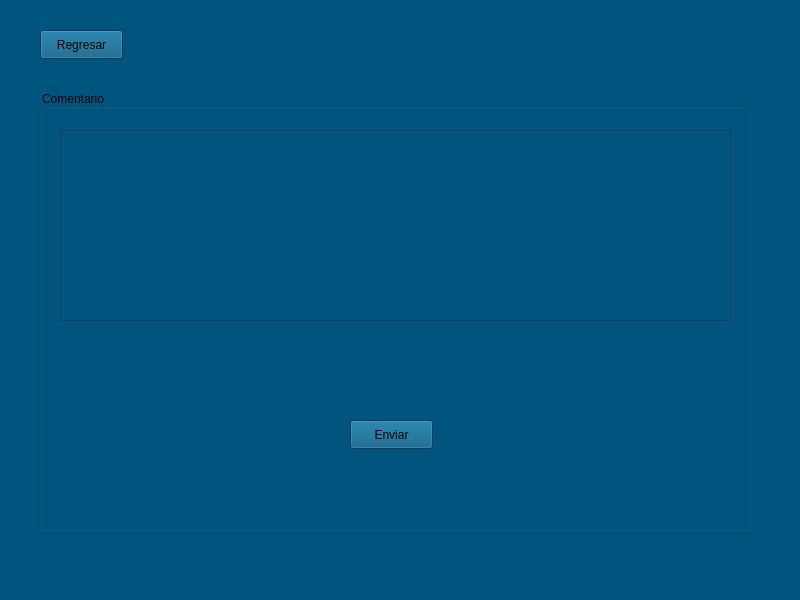
Before: the Qt Designer form Fase 2/GUI/mainwindow.ui in TeFxiu/-EDD-Proyecto_202206963, drawn with Qt 5.
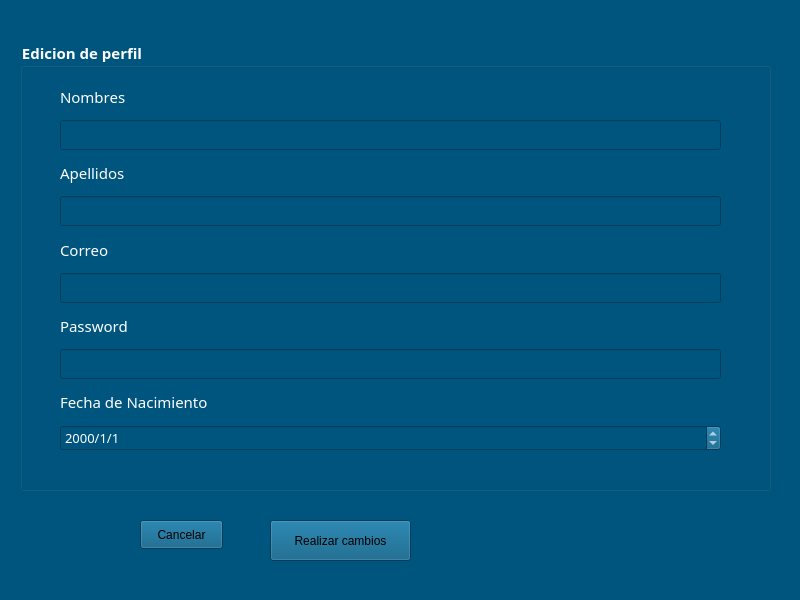
After: the same form once the commit is applied. The open tabs and pages were chosen to show the change. Icons and pictures are not drawn.

The edit to the form file:
```diff
--- a/Fase 2/GUI/mainwindow.ui
+++ b/Fase 2/GUI/mainwindow.ui
@@ -235,7 +235,7 @@
        </font>
       </property>
       <property name="currentIndex">
-       <number>1</number>
+       <number>2</number>
       </property>
       <widget class="QWidget" name="buscarAdmin">
        <attribute name="title">
@@ -797,10 +797,41 @@
         </layout>
        </widget>
       </widget>
+      <widget class="QWidget" name="tab_3">
+       <attribute name="title">
+        <string>Reportes</string>
+       </attribute>
+       <widget class="QPushButton" name="pushButton_8">
+        <property name="geometry">
+         <rect>
+          <x>340</x>
+          <y>250</y>
+          <width>83</width>
+          <height>29</height>
+         </rect>
+        </property>
+        <property name="text">
+         <string>Grafo</string>
+        </property>
+       </widget>
+       <widget class="QPushButton" name="pushButton_9">
+        <property name="geometry">
+         <rect>
+          <x>340</x>
+          <y>210</y>
+          <width>83</width>
+          <height>29</height>
+         </rect>
+        </property>
+        <property name="text">
+         <string>Adyacencia</string>
+        </property>
+       </widget>
+      </widget>
      </widget>
     </widget>
-    <widget class="QWidget" name="page_3">
-     <widget class="QStackedWidget" name="VentanaComentarios">
+    <widget class="QWidget" name="VentanasExtra">
+     <widget class="QStackedWidget" name="Extras">
       <property name="geometry">
        <rect>
         <x>10</x>
@@ -809,7 +840,11 @@
         <height>611</height>
        </rect>
       </property>
-      <widget class="QWidget" name="page_4">
+      <property name="currentIndex">
+       <number>5</number>
+      </property>
+      <widget class="QWidget" name="page_4"/>
+      <widget class="QWidget" name="VentanaComentarios">
        <widget class="QPushButton" name="pushButton_4">
         <property name="geometry">
          <rect>
@@ -860,7 +895,251 @@
         </widget>
        </widget>
       </widget>
+      <widget class="QWidget" name="page_7"/>
+      <widget class="QWidget" name="page_6"/>
       <widget class="QWidget" name="page_5"/>
+      <widget class="QWidget" name="EditarPerfil">
+       <widget class="QGroupBox" name="groupBox_6">
+        <property name="geometry">
+         <rect>
+          <x>10</x>
+          <y>30</y>
+          <width>751</width>
+          <height>451</height>
+         </rect>
+        </property>
+        <property name="font">
+         <font>
+          <family>Cascadia Code</family>
+          <pointsize>11</pointsize>
+          <bold>true</bold>
+         </font>
+        </property>
+        <property name="styleSheet">
+         <string notr="true">color: rgb(255, 255, 255);</string>
+        </property>
+        <property name="title">
+         <string>Edicion de perfil</string>
+        </property>
+        <widget class="QWidget" name="gridLayoutWidget_10">
+         <property name="geometry">
+          <rect>
+           <x>40</x>
+           <y>40</y>
+           <width>661</width>
+           <height>371</height>
+          </rect>
+         </property>
+         <layout class="QGridLayout" name="gridLayout_10">
+          <item row="0" column="0">
+           <layout class="QVBoxLayout" name="verticalLayout_15">
+            <item>
+             <widget class="QLabel" name="label_26">
+              <property name="font">
+               <font>
+                <family>Cascadia Code</family>
+                <pointsize>11</pointsize>
+               </font>
+              </property>
+              <property name="text">
+               <string>Nombres</string>
+              </property>
+              <property name="alignment">
+               <set>Qt::AlignmentFlag::AlignLeading|Qt::AlignmentFlag::AlignLeft|Qt::AlignmentFlag::AlignVCenter</set>
+              </property>
+             </widget>
+            </item>
+            <item>
+             <widget class="QLineEdit" name="nombreEdit">
+              <property name="font">
+               <font>
+                <family>Cascadia Code</family>
+                <pointsize>11</pointsize>
+               </font>
+              </property>
+              <property name="styleSheet">
+               <string notr="true">color: rgb(255, 255, 255);</string>
+              </property>
+              <property name="alignment">
+               <set>Qt::AlignmentFlag::AlignCenter</set>
+              </property>
+              <property name="readOnly">
+               <bool>false</bool>
+              </property>
+             </widget>
+            </item>
+            <item>
+             <widget class="QLabel" name="label_27">
+              <property name="font">
+               <font>
+                <family>Cascadia Code</family>
+                <pointsize>11</pointsize>
+               </font>
+              </property>
+              <property name="text">
+               <string>Apellidos</string>
+              </property>
+              <property name="alignment">
+               <set>Qt::AlignmentFlag::AlignLeading|Qt::AlignmentFlag::AlignLeft|Qt::AlignmentFlag::AlignVCenter</set>
+              </property>
+             </widget>
+            </item>
+            <item>
+             <widget class="QLineEdit" name="apellidoEdit">
+              <property name="font">
+               <font>
+                <family>Cascadia Code</family>
+                <pointsize>11</pointsize>
+               </font>
+              </property>
+              <property name="styleSheet">
+               <string notr="true">color: rgb(255, 255, 255);</string>
+              </property>
+              <property name="alignment">
+               <set>Qt::AlignmentFlag::AlignCenter</set>
+              </property>
+              <property name="readOnly">
+               <bool>false</bool>
+              </property>
+             </widget>
+            </item>
+            <item>
+             <widget class="QLabel" name="label_28">
+              <property name="font">
+               <font>
+                <family>Cascadia Code</family>
+                <pointsize>11</pointsize>
+               </font>
+              </property>
+              <property name="text">
+               <string>Correo</string>
+              </property>
+              <property name="alignment">
+               <set>Qt::AlignmentFlag::AlignLeading|Qt::AlignmentFlag::AlignLeft|Qt::AlignmentFlag::AlignVCenter</set>
+              </property>
+             </widget>
+            </item>
+            <item>
+             <widget class="QLineEdit" name="correoEdit">
+              <property name="font">
+               <font>
+                <family>Cascadia Code</family>
+                <pointsize>11</pointsize>
+               </font>
+              </property>
+              <property name="styleSheet">
+               <string notr="true">color: rgb(255, 255, 255);</string>
+              </property>
+              <property name="alignment">
+               <set>Qt::AlignmentFlag::AlignCenter</set>
+              </property>
+              <property name="readOnly">
+               <bool>true</bool>
+              </property>
+             </widget>
+            </item>
+            <item>
+             <widget class="QLabel" name="label_29">
+              <property name="font">
+               <font>
+                <family>Cascadia Code</family>
+                <pointsize>11</pointsize>
+               </font>
+              </property>
+              <property name="text">
+               <string>Password</string>
+              </property>
+              <property name="alignment">
+               <set>Qt::AlignmentFlag::AlignLeading|Qt::AlignmentFlag::AlignLeft|Qt::AlignmentFlag::AlignVCenter</set>
+              </property>
+             </widget>
+            </item>
+            <item>
+             <widget class="QLineEdit" name="passEdit">
+              <property name="font">
+               <font>
+                <family>Cascadia Code</family>
+                <pointsize>11</pointsize>
+               </font>
+              </property>
+              <property name="styleSheet">
+               <string notr="true">color: rgb(255, 255, 255);</string>
+              </property>
+              <property name="echoMode">
+               <enum>QLineEdit::EchoMode::PasswordEchoOnEdit</enum>
+              </property>
+              <property name="alignment">
+               <set>Qt::AlignmentFlag::AlignCenter</set>
+              </property>
+              <property name="readOnly">
+               <bool>false</bool>
+              </property>
+             </widget>
+            </item>
+            <item>
+             <widget class="QLabel" name="label_30">
+              <property name="font">
+               <font>
+                <family>Cascadia Code</family>
+                <pointsize>11</pointsize>
+               </font>
+              </property>
+              <property name="text">
+               <string>Fecha de Nacimiento</string>
+              </property>
+              <property name="alignment">
+               <set>Qt::AlignmentFlag::AlignLeading|Qt::AlignmentFlag::AlignLeft|Qt::AlignmentFlag::AlignVCenter</set>
+              </property>
+             </widget>
+            </item>
+            <item>
+             <widget class="QDateEdit" name="nacEdit">
+              <property name="font">
+               <font>
+                <family>Cascadia Code</family>
+                <pointsize>10</pointsize>
+               </font>
+              </property>
+              <property name="readOnly">
+               <bool>false</bool>
+              </property>
+              <property name="displayFormat">
+               <string>yyyy/M/d</string>
+              </property>
+             </widget>
+            </item>
+           </layout>
+          </item>
+         </layout>
+        </widget>
+       </widget>
+       <widget class="QPushButton" name="pushButton_6">
+        <property name="geometry">
+         <rect>
+          <x>260</x>
+          <y>510</y>
+          <width>141</width>
+          <height>41</height>
+         </rect>
+        </property>
+        <property name="text">
+         <string>Realizar cambios</string>
+        </property>
+       </widget>
+       <widget class="QPushButton" name="pp">
+        <property name="geometry">
+         <rect>
+          <x>130</x>
+          <y>510</y>
+          <width>83</width>
+          <height>29</height>
+         </rect>
+        </property>
+        <property name="text">
+         <string>Cancelar</string>
+        </property>
+       </widget>
+      </widget>
      </widget>
     </widget>
     <widget class="QWidget" name="ModuloUsuario">
@@ -1803,84 +2082,6 @@
        <attribute name="title">
         <string>Solicitudes</string>
        </attribute>
-       <widget class="QGroupBox" name="groupBox_6">
-        <property name="geometry">
-         <rect>
-          <x>20</x>
-          <y>20</y>
-          <width>751</width>
-          <height>241</height>
-         </rect>
-        </property>
-        <property name="font">
-         <font>
-          <family>Cascadia Code</family>
-          <pointsize>10</pointsize>
-          <bold>true</bold>
-         </font>
-        </property>
-        <property name="title">
-         <string>Usuarios</string>
-        </property>
-        <widget class="QScrollArea" name="scrollArea_2">
-         <property name="geometry">
-          <rect>
-           <x>10</x>
-           <y>30</y>
-           <width>741</width>
-           <height>201</height>
-          </rect>
-         </property>
-         <property name="widgetResizable">
-          <bool>true</bool>
-         </property>
-         <widget class="QWidget" name="scrollAreaWidgetContents">
-          <property name="geometry">
-           <rect>
-            <x>0</x>
-            <y>0</y>
-            <width>739</width>
-            <height>199</height>
-           </rect>
-          </property>
-          <widget class="QTableWidget" name="tablaUsuarios">
-           <property name="geometry">
-            <rect>
-             <x>0</x>
-             <y>0</y>
-             <width>731</width>
-             <height>191</height>
-            </rect>
-           </property>
-           <column>
-            <property name="text">
-             <string>Nombres</string>
-            </property>
-           </column>
-           <column>
-            <property name="text">
-             <string>Apellido</string>
-            </property>
-           </column>
-           <column>
-            <property name="text">
-             <string>Correo</string>
-            </property>
-           </column>
-           <column>
-            <property name="text">
-             <string>Nacimiento</string>
-            </property>
-           </column>
-           <column>
-            <property name="text">
-             <string>Solicitud</string>
-            </property>
-           </column>
-          </widget>
-         </widget>
-        </widget>
-       </widget>
        <widget class="QGroupBox" name="groupBox_7">
         <property name="geometry">
          <rect>
@@ -1924,8 +2125,8 @@
        <widget class="QGroupBox" name="groupBox_8">
         <property name="geometry">
          <rect>
-          <x>20</x>
-          <y>300</y>
+          <x>10</x>
+          <y>290</y>
           <width>401</width>
           <height>261</height>
          </rect>
@@ -1966,6 +2167,106 @@
          </column>
         </widget>
        </widget>
+       <widget class="QTabWidget" name="tabWidget">
+        <property name="geometry">
+         <rect>
+          <x>10</x>
+          <y>10</y>
+          <width>771</width>
+          <height>271</height>
+         </rect>
+        </property>
+        <property name="font">
+         <font>
+          <family>Cascadia Code</family>
+          <pointsize>10</pointsize>
+          <bold>true</bold>
+         </font>
+        </property>
+        <property name="currentIndex">
+         <number>0</number>
+        </property>
+        <widget class="QWidget" name="tab">
+         <attribute name="title">
+          <string>Usuarios</string>
+         </attribute>
+         <widget class="QTableWidget" name="tablaUsuarios">
+          <property name="geometry">
+           <rect>
+            <x>10</x>
+            <y>20</y>
+            <width>731</width>
+            <height>191</height>
+           </rect>
+          </property>
+          <column>
+           <property name="text">
+            <string>Nombres</string>
+           </property>
+          </column>
+          <column>
+           <property name="text">
+            <string>Apellido</string>
+           </property>
+          </column>
+          <column>
+           <property name="text">
+            <string>Correo</string>
+           </property>
+          </column>
+          <column>
+           <property name="text">
+            <string>Nacimiento</string>
+           </property>
+          </column>
+          <column>
+           <property name="text">
+            <string>Solicitud</string>
+           </property>
+          </column>
+         </widget>
+        </widget>
+        <widget class="QWidget" name="tab_2">
+         <attribute name="title">
+          <string>Recomendaciones</string>
+         </attribute>
+         <widget class="QTableWidget" name="tablaRecomendaciones">
+          <property name="geometry">
+           <rect>
+            <x>10</x>
+            <y>10</y>
+            <width>751</width>
+            <height>211</height>
+           </rect>
+          </property>
+          <column>
+           <property name="text">
+            <string>Nombres</string>
+           </property>
+          </column>
+          <column>
+           <property name="text">
+            <string>Apellido</string>
+           </property>
+          </column>
+          <column>
+           <property name="text">
+            <string>Correo</string>
+           </property>
+          </column>
+          <column>
+           <property name="text">
+            <string>En comun</string>
+           </property>
+          </column>
+          <column>
+           <property name="text">
+            <string>Solicitud</string>
+           </property>
+          </column>
+         </widget>
+        </widget>
+       </widget>
       </widget>
       <widget class="QWidget" name="reportesMU">
        <attribute name="icon">
@@ -1974,6 +2275,19 @@
        <attribute name="title">
         <string>Reportes</string>
        </attribute>
+       <widget class="QPushButton" name="pushButton_7">
+        <property name="geometry">
+         <rect>
+          <x>330</x>
+          <y>220</y>
+          <width>83</width>
+          <height>29</height>
+         </rect>
+        </property>
+        <property name="text">
+         <string>Grafo</string>
+        </property>
+       </widget>
       </widget>
       <widget class="QWidget" name="perfilMU">
        <attribute name="icon">
@@ -1986,7 +2300,7 @@
         <property name="geometry">
          <rect>
           <x>20</x>
-          <y>30</y>
+          <y>40</y>
           <width>751</width>
           <height>451</height>
          </rect>
@@ -2047,7 +2361,7 @@
                <set>Qt::AlignmentFlag::AlignCenter</set>
               </property>
               <property name="readOnly">
-               <bool>false</bool>
+               <bool>true</bool>
               </property>
              </widget>
             </item>
@@ -2082,7 +2396,7 @@
                <set>Qt::AlignmentFlag::AlignCenter</set>
               </property>
               <property name="readOnly">
-               <bool>false</bool>
+               <bool>true</bool>
               </property>
              </widget>
             </item>
@@ -2117,7 +2431,7 @@
                <set>Qt::AlignmentFlag::AlignCenter</set>
               </property>
               <property name="readOnly">
-               <bool>false</bool>
+               <bool>true</bool>
               </property>
              </widget>
             </item>
@@ -2152,7 +2466,7 @@
                <set>Qt::AlignmentFlag::AlignCenter</set>
               </property>
               <property name="readOnly">
-               <bool>false</bool>
+               <bool>true</bool>
               </property>
              </widget>
             </item>
```
